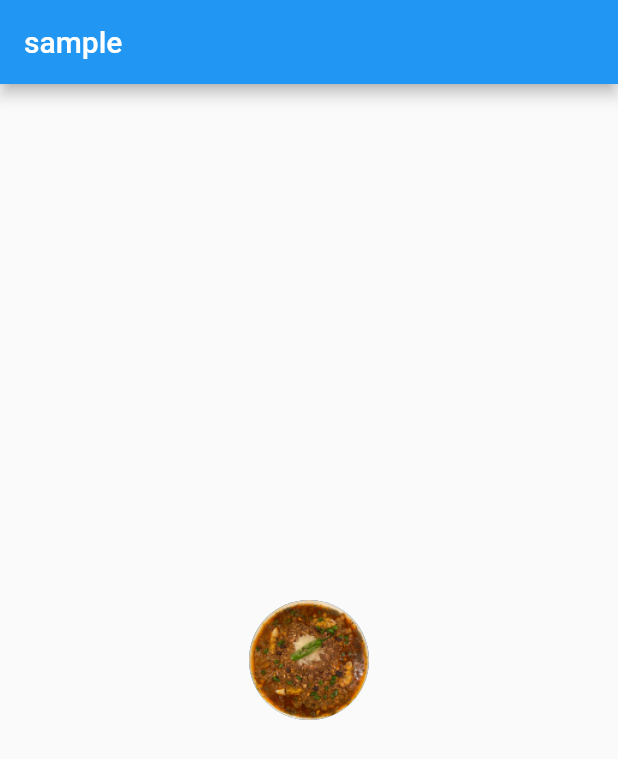
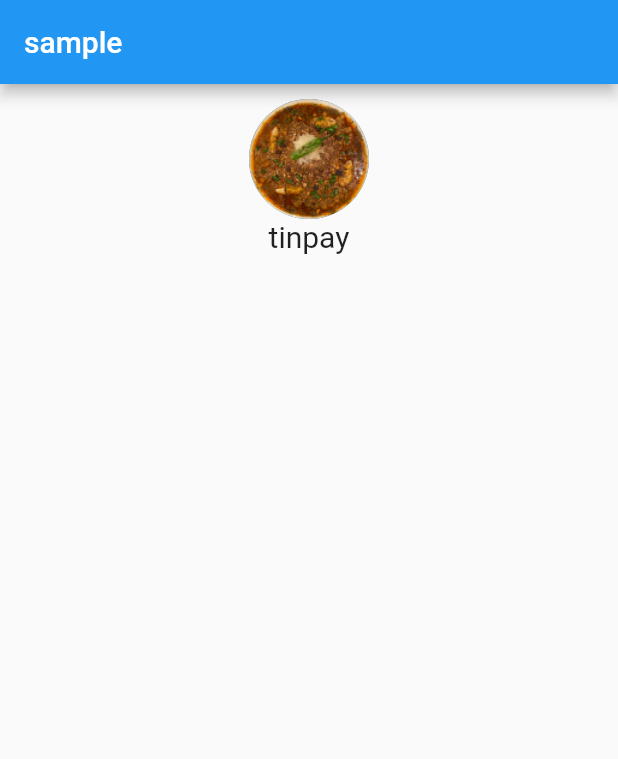
Before and after one commit to tinpay/flutter_study, a Flutter app: the screen it shows after launch, on a phone screen of 412 x 824 dp. Shown: the top 759 px of the screen. Run offline on Flutter 3.47's test engine with Material 2 defaults, Android fonts, the phone set to English and light mode, and no system bars.

Commit message:
add name.

```diff
--- a/flutter_study/lib/main.dart
+++ b/flutter_study/lib/main.dart
@@ -16,9 +16,14 @@ class MyApp extends StatelessWidget {
         body: Container(
           margin: EdgeInsets.symmetric(vertical: 10.0, horizontal: 10.0),
           child: Center(
-            child: CircleAvatar(
-              radius: 40,
-              backgroundImage: AssetImage("lib/images/4022779.rsz.png"),),
+            child: Column(
+              children: <Widget>[
+                CircleAvatar(
+                  radius: 40,
+                  backgroundImage: AssetImage("lib/images/4022779.rsz.png"),),
+                Text("tinpay", style: TextStyle(fontSize: 20.0),),
+              ],
+            ),
           ),
         ),
       ),
```
